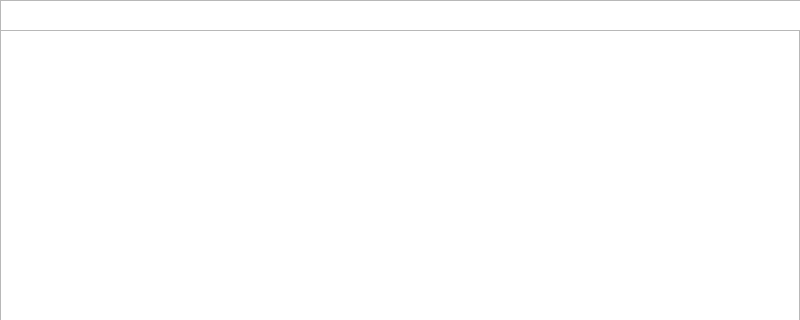
Qt form main_game/src_qt/main_window.ui (AnastasiiaGorelova/Eclipse) before a commit; both pictures show x 0 to 800 and y 0 to 320 of the 800 by 630 pixel window.
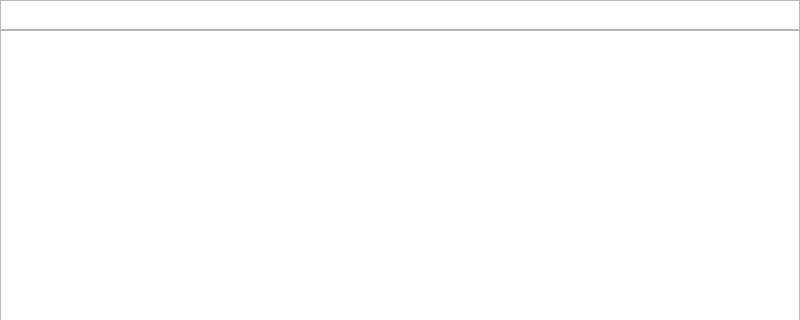
The same form after that commit.

```diff
--- a/main_game/src_qt/main_window.ui
+++ b/main_game/src_qt/main_window.ui
@@ -28,8 +28,8 @@
     <rect>
      <x>0</x>
      <y>0</y>
-     <width>801</width>
-     <height>31</height>
+     <width>800</width>
+     <height>30</height>
     </rect>
    </property>
   </widget>
```
